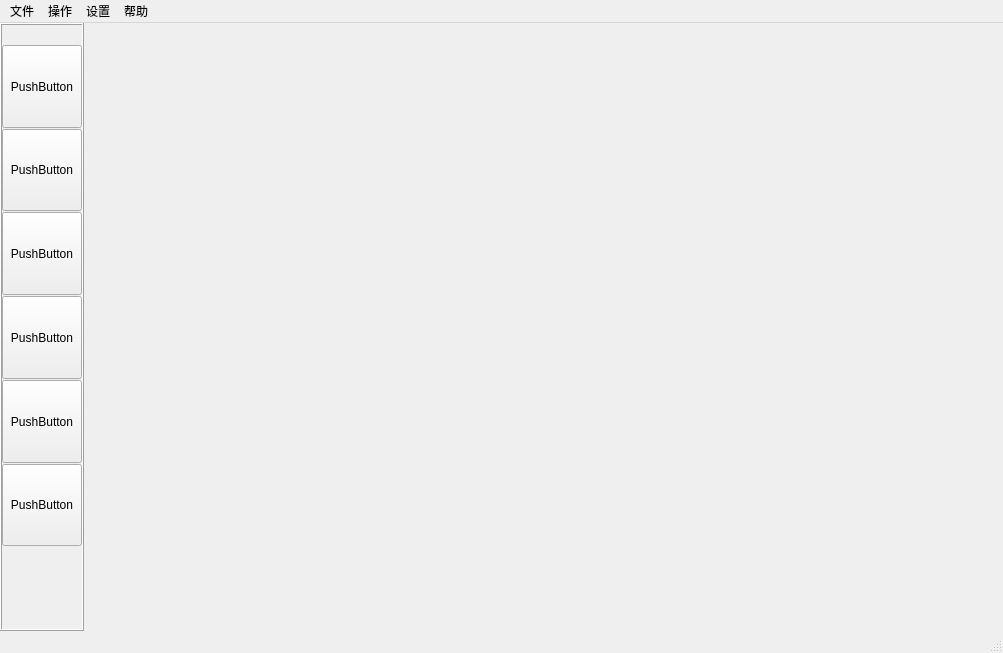
Old version of the form wdebug.ui in the repository byron90/webdebug.
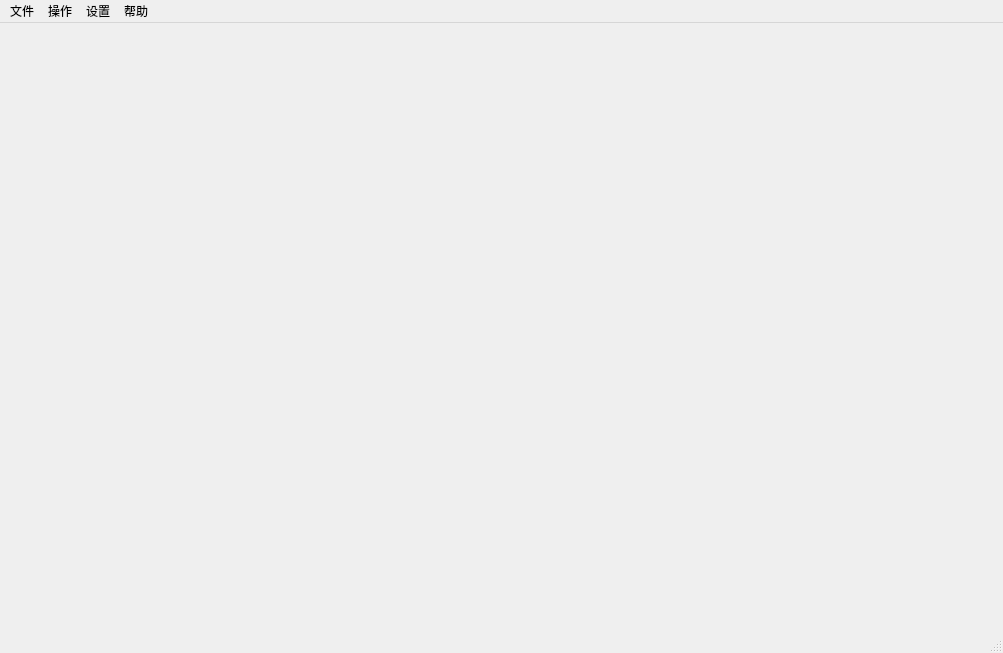
New version of the form.

What changed in the file:
```diff
--- a/wdebug.ui
+++ b/wdebug.ui
@@ -24,167 +24,6 @@
     <property name="margin">
      <number>0</number>
     </property>
-    <item>
-     <widget class="QFrame" name="frame">
-      <property name="sizePolicy">
-       <sizepolicy hsizetype="Preferred" vsizetype="Preferred">
-        <horstretch>10</horstretch>
-        <verstretch>0</verstretch>
-       </sizepolicy>
-      </property>
-      <property name="cursor">
-       <cursorShape>ArrowCursor</cursorShape>
-      </property>
-      <property name="frameShape">
-       <enum>QFrame::Box</enum>
-      </property>
-      <property name="frameShadow">
-       <enum>QFrame::Raised</enum>
-      </property>
-      <layout class="QHBoxLayout" name="horizontalLayout_2">
-       <property name="margin">
-        <number>0</number>
-       </property>
-       <item>
-        <layout class="QVBoxLayout" name="verticalLayout">
-         <property name="spacing">
-          <number>1</number>
-         </property>
-         <property name="topMargin">
-          <number>20</number>
-         </property>
-         <item>
-          <widget class="QPushButton" name="pushButton_2">
-           <property name="sizePolicy">
-            <sizepolicy hsizetype="Minimum" vsizetype="Expanding">
-             <horstretch>0</horstretch>
-             <verstretch>0</verstretch>
-            </sizepolicy>
-           </property>
-           <property name="minimumSize">
-            <size>
-             <width>0</width>
-             <height>0</height>
-            </size>
-           </property>
-           <property name="text">
-            <string>PushButton</string>
-           </property>
-          </widget>
-         </item>
-         <item>
-          <widget class="QPushButton" name="pushButton_5">
-           <property name="sizePolicy">
-            <sizepolicy hsizetype="Minimum" vsizetype="Expanding">
-             <horstretch>0</horstretch>
-             <verstretch>0</verstretch>
-            </sizepolicy>
-           </property>
-           <property name="text">
-            <string>PushButton</string>
-           </property>
-          </widget>
-         </item>
-         <item>
-          <widget class="QPushButton" name="pushButton_4">
-           <property name="sizePolicy">
-            <sizepolicy hsizetype="Minimum" vsizetype="Expanding">
-             <horstretch>0</horstretch>
-             <verstretch>0</verstretch>
-            </sizepolicy>
-           </property>
-           <property name="text">
-            <string>PushButton</string>
-           </property>
-          </widget>
-         </item>
-         <item>
-          <widget class="QPushButton" name="pushButton_3">
-           <property name="sizePolicy">
-            <sizepolicy hsizetype="Minimum" vsizetype="Expanding">
-             <horstretch>0</horstretch>
-             <verstretch>0</verstretch>
-            </sizepolicy>
-           </property>
-           <property name="text">
-            <string>PushButton</string>
-           </property>
-          </widget>
-         </item>
-         <item>
-          <widget class="QPushButton" name="pushButton_6">
-           <property name="sizePolicy">
-            <sizepolicy hsizetype="Minimum" vsizetype="Expanding">
-             <horstretch>0</horstretch>
-             <verstretch>0</verstretch>
-            </sizepolicy>
-           </property>
-           <property name="text">
-            <string>PushButton</string>
-           </property>
-          </widget>
-         </item>
-         <item>
-          <widget class="QPushButton" name="pushButton">
-           <property name="sizePolicy">
-            <sizepolicy hsizetype="Minimum" vsizetype="Expanding">
-             <horstretch>0</horstretch>
-             <verstretch>0</verstretch>
-            </sizepolicy>
-           </property>
-           <property name="text">
-            <string>PushButton</string>
-           </property>
-          </widget>
-         </item>
-         <item>
-          <spacer name="verticalSpacer">
-           <property name="orientation">
-            <enum>Qt::Vertical</enum>
-           </property>
-           <property name="sizeType">
-            <enum>QSizePolicy::Expanding</enum>
-           </property>
-           <property name="sizeHint" stdset="0">
-            <size>
-             <width>20</width>
-             <height>80</height>
-            </size>
-           </property>
-          </spacer>
-         </item>
-        </layout>
-       </item>
-      </layout>
-     </widget>
-    </item>
-    <item>
-     <widget class="QFrame" name="frame_2">
-      <property name="enabled">
-       <bool>true</bool>
-      </property>
-      <property name="sizePolicy">
-       <sizepolicy hsizetype="Preferred" vsizetype="Preferred">
-        <horstretch>120</horstretch>
-        <verstretch>0</verstretch>
-       </sizepolicy>
-      </property>
-      <property name="frameShape">
-       <enum>QFrame::NoFrame</enum>
-      </property>
-      <property name="frameShadow">
-       <enum>QFrame::Raised</enum>
-      </property>
-      <layout class="QHBoxLayout" name="horizontalLayout_3">
-       <property name="sizeConstraint">
-        <enum>QLayout::SetDefaultConstraint</enum>
-       </property>
-       <property name="margin">
-        <number>0</number>
-       </property>
-      </layout>
-     </widget>
-    </item>
    </layout>
   </widget>
   <widget class="QMenuBar" name="menuBar">
```
